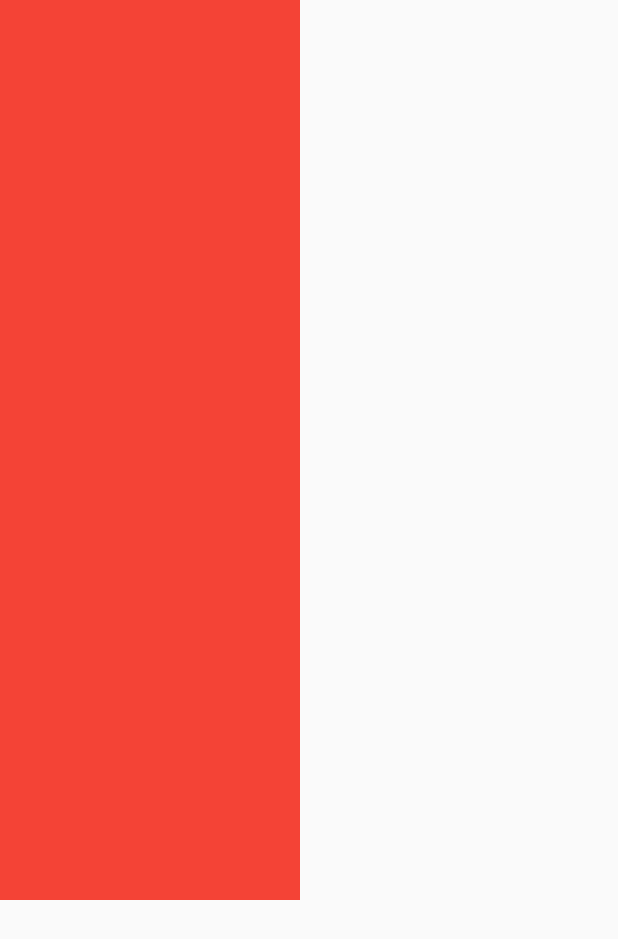
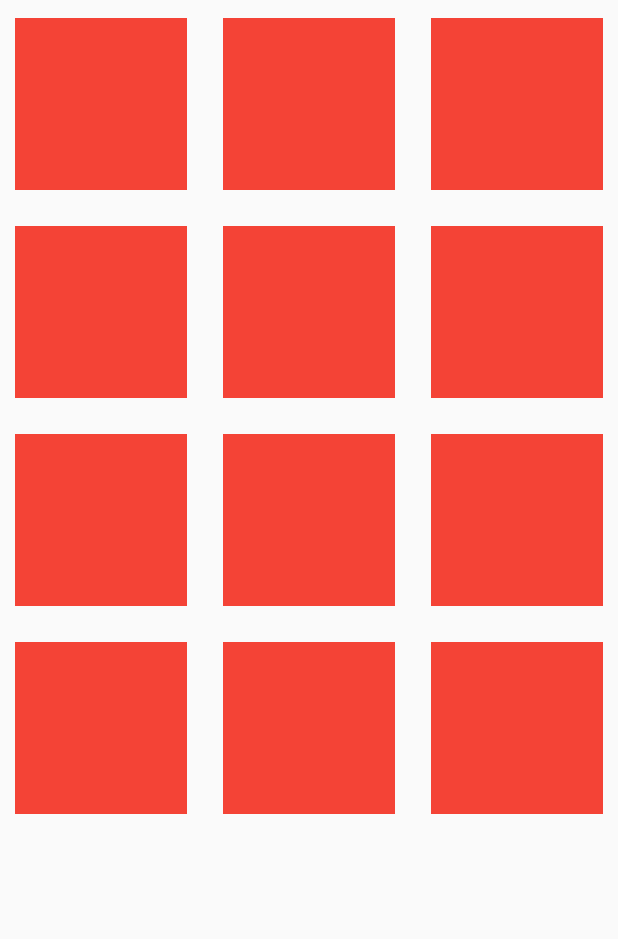
Before and after one commit to russianbulbasaur/FlipIt, a Flutter app: the screen it shows after launch, on a phone screen of 412 x 824 dp. Shown: the top 939 px of the screen. Run offline on Flutter 3.47's test engine with Material 2 defaults, Android fonts, the phone set to English and light mode, and no system bars; drawn by our look-alikes of flip_card; missing offline and left inert: dart:js.

Commit message:
Added gridview

```diff
--- a/lib/Screens/Game.dart
+++ b/lib/Screens/Game.dart
@@ -1,6 +1,6 @@
 import 'package:flip_card/flip_card.dart';
 import 'package:flipit/Log/logger.dart';
-import 'package:flipit/models/FlipCard.dart';
+import 'package:flipit/models/FlipCardModel.dart';
 import 'package:flutter/cupertino.dart';
 import 'package:flutter/material.dart';
 
@@ -22,15 +22,33 @@ class _GameState extends State<Game>{
   @override
   Widget build(BuildContext context) {
     return Scaffold(body:
-      SizedBox(height: MediaQuery.of(context).size.height,
-        child: Column(children: [2,3,4].map((e) => flipCard()).toList()
+      Container(margin: const EdgeInsets.all(10),
+        child: Center(
+          child: Column(mainAxisSize: MainAxisSize.min,children:[
+            SizedBox(height: 200*4,
+              child: GridView(gridDelegate: const SliverGridDelegateWithFixedCrossAxisCount(crossAxisCount: 3,
+              crossAxisSpacing: 24,mainAxisSpacing: 24),
+              children: List.filled(12, 0).map((e) => flipCard(null)).toList(),),
+            )
+          ]
+          ),
         ),
       ),);
   }
 
-  Widget flipCard(){
-    return FlipCard(front: Container(height: 200,width: 200,
+  Widget flipCard(FlipCardModel? card){
+    return FlipCard(front: Container(height: 10,width: 10,
       color: Colors.red,
-    ), back: Container(height: 200,width: 200,color:Colors.blue));
+    ), back: Container(height: 10,width: 10,color:Colors.blue),
+    onFlipDone: (isFront){
+
+    },);
+  }
+
+  Widget flipCardFront(){
+    return Card();
+  }
+  Widget flipCardBack(){
+    return Card();
   }
 }
--- /dev/null
+++ b/lib/Threads/GameThread.dart
@@ -0,0 +1,3 @@
+class GameThread{
+
+}
```
Also changed, not shown: lib/models/FlipCardModel.dart (renamed from lib/models/FlipCard.dart).
